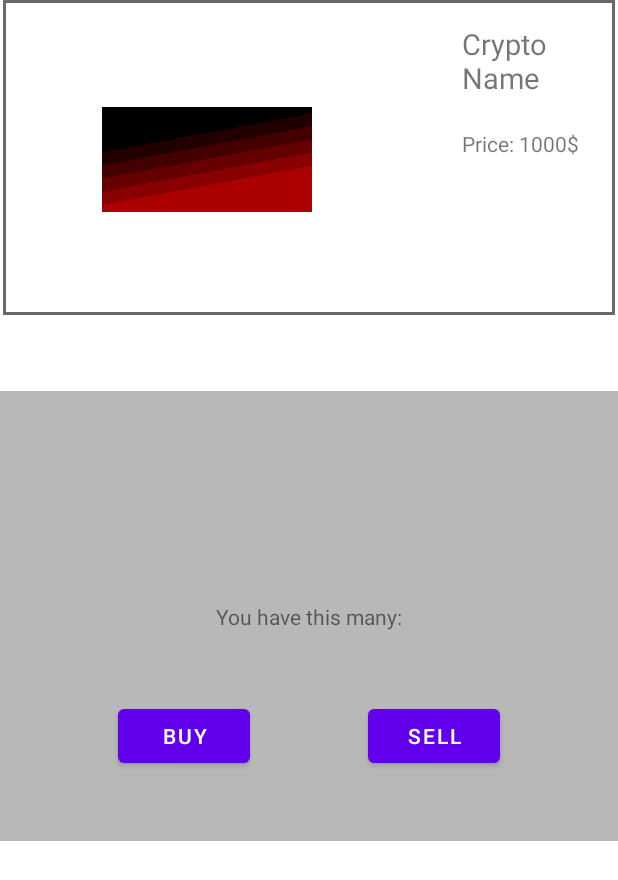
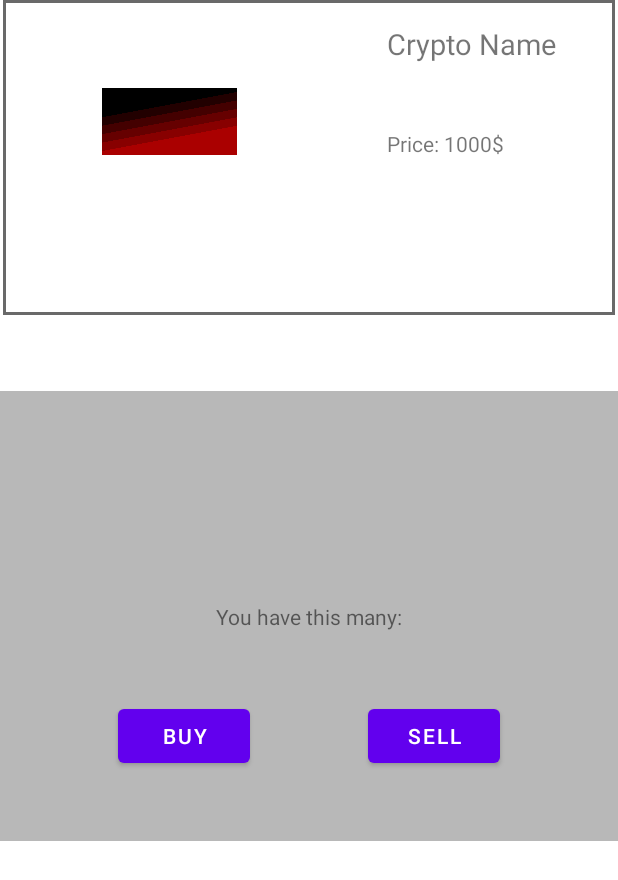
Before and after one commit to LaurentBaj/CryptoApp, an Android app: the layout activity_fourth.xml on its own in the app's theme, with its tools: preview values and no code run, on a phone screen of 412 x 824 dp. Shown: the top 880 px of the screen. Run offline under Robolectric (Android 15) with nearby library versions, the phone set to English and light mode, and no system bars.

```diff
--- a/app/src/main/res/layout/activity_fourth.xml
+++ b/app/src/main/res/layout/activity_fourth.xml
@@ -19,8 +19,8 @@
 
         <ImageView
             android:id="@+id/fourthImg"
-            android:layout_width="140dp"
-            android:layout_height="140dp"
+            android:layout_width="90dp"
+            android:layout_height="90dp"
             android:layout_alignParentLeft="true"
             android:layout_alignParentTop="true"
             android:layout_marginLeft="50dp"
@@ -38,7 +38,7 @@
             android:textSize="19sp" />
 
         <TextView
-            android:id="@+id/cryptoSymbol"
+            android:id="@+id/cryptoPrice"
             android:layout_width="wrap_content"
             android:layout_height="wrap_content"
             android:layout_marginTop="70dp"
```
Also changed, not shown: app/src/main/java/com/example/androidexam/FourthActivity.kt (+9 -0 lines), app/src/main/java/com/example/androidexam/adapters/CryptoListAdapter.kt (+13 -7 lines).
